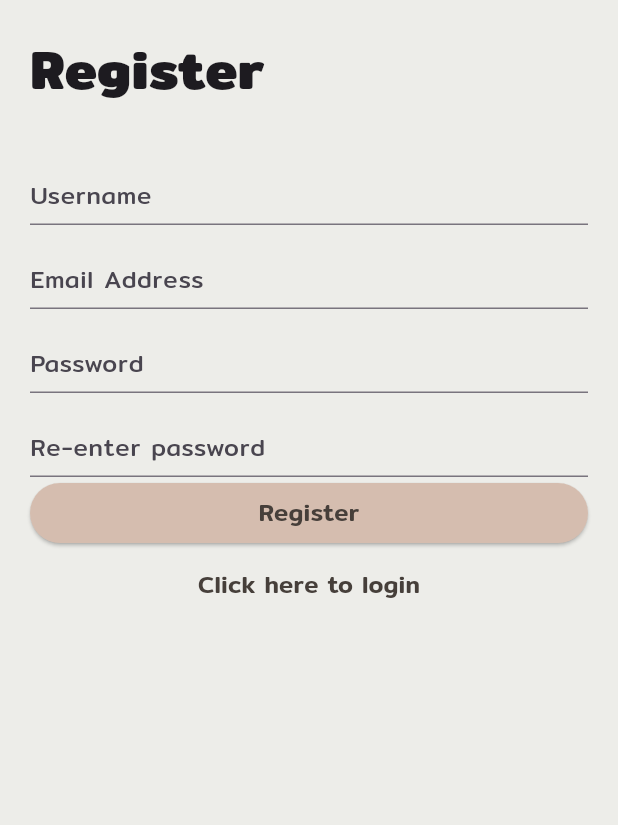
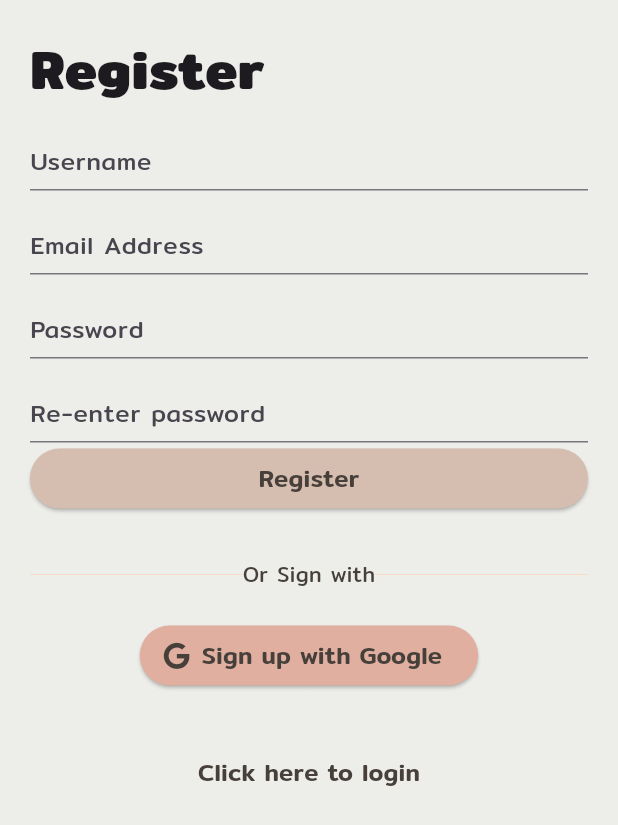
Before and after one commit to fishcantcode/am, a Flutter app: the screen it shows after launch, after a tap on "Click here to register", on a phone screen of 412 x 824 dp. Shown: the top 825 px of the screen. Run offline on Flutter 3.47's test engine with Material 3 defaults, Android fonts, the phone set to English and light mode, and no system bars; our stand-ins replace firebase_auth, firebase_core, font_awesome_flutter, google_sign_in; accounts and stored records are empty; network calls fail.

Commit message:
register and login fuction

```diff
--- a/lib/main.dart
+++ b/lib/main.dart
@@ -1,4 +1,5 @@
 import 'package:aaaaa/utils/colors.dart';
+import 'package:aaaaa/utils/global.dart';
 import 'package:flutter/material.dart';
 import 'widget/home_page.dart';
 import 'widget/login_page.dart';
@@ -25,6 +26,7 @@ class MyApp extends StatelessWidget {
   Widget build(BuildContext context) {
 
     return MaterialApp(
+        scaffoldMessengerKey: snackBarKey,
         debugShowCheckedModeBanner: false,
         theme: ThemeData(fontFamily: 'Mitr',
         scaffoldBackgroundColor: UtilColors.background),
--- a/lib/services/login_auth.dart
+++ b/lib/services/login_auth.dart
@@ -27,7 +27,7 @@ class loginAuth {
       if (e.code == 'invalid-credential'){
         errorMessage = 'Incorrect Password or Email';
       } else {
-        errorMessage = e.code;
+        errorMessage = 'Something went wrong';
       }
       final snackbar = SnackBar(
           backgroundColor: UtilColors.sColor,
--- a/lib/services/register_auth.dart
+++ b/lib/services/register_auth.dart
@@ -28,6 +28,8 @@ class registerAuth {
         errorMessage = 'Email Already In Use';
       } else if(e.code =='weak-password'){
         errorMessage = 'Password Is Too Weak';
+      } else{
+        errorMessage = 'Something went wrong';
       }
       final snackbar = SnackBar(
       backgroundColor: UtilColors.sColor,
--- /dev/null
+++ b/lib/utils/global.dart
@@ -0,0 +1,4 @@
+import 'package:flutter/material.dart';
+
+final GlobalKey<ScaffoldMessengerState> snackBarKey =
+GlobalKey<ScaffoldMessengerState>();
--- a/lib/widget/login_page.dart
+++ b/lib/widget/login_page.dart
@@ -1,7 +1,11 @@
 import 'package:aaaaa/widget/register_page.dart';
+import 'package:firebase_auth/firebase_auth.dart';
 import 'package:flutter/material.dart';
 import 'package:aaaaa/utils/colors.dart';
+import 'package:font_awesome_flutter/font_awesome_flutter.dart';
+import '../services/google_auth.dart';
 import '../views/login.dart';
+import 'home_page.dart';
 class LoginPage extends StatefulWidget {
   const LoginPage({super.key});
 
@@ -14,6 +18,7 @@ class _LoginPageState extends State<LoginPage> {
   @override
   Widget build(BuildContext context) {
     return Scaffold(
+      resizeToAvoidBottomInset: false,
       body:
       Padding(
           padding: const EdgeInsets.symmetric(
@@ -55,7 +60,57 @@ class _LoginPageState extends State<LoginPage> {
                       )
                   ),
                 )
-              ), Center(
+              ),
+              const SizedBox(height: 30), //space
+              Row(
+                children: [
+                  Expanded(child: Divider(
+                    thickness: 0.5,
+                    color: UtilColors.mColor,
+                    ),
+                  ),
+                  Text('Or Sign with',
+                  style:TextStyle(
+                      color: UtilColors.tColor,
+                    ),
+                  ),
+                  Expanded(child: Divider(
+                    thickness: 0.5,
+                    color: UtilColors.mColor,
+                    ),
+                  ),
+                ],
+              ),
+              const SizedBox(height: 20), //space
+              Center(child:
+              ElevatedButton.icon(style: ElevatedButton.styleFrom(
+                backgroundColor: UtilColors.sColor,
+                foregroundColor: UtilColors.tColor,
+              ),
+                onPressed: () async {
+                    User? user;
+                    user = await GoogleAuth().signInWithGoogle();
+                    if (user != null) {
+                      Navigator.pushReplacement(
+                          context,
+                          MaterialPageRoute<void>(
+                            builder: (BuildContext context) => const HomePage(),));
+                    } else {
+
+                    }
+                },
+                icon: FaIcon(FontAwesomeIcons.google, color: UtilColors.tColor),
+                label: Text('Sign up with Google',
+                  style: const TextStyle(
+                    fontFamily: 'Mitr',
+                    fontWeight: FontWeight.w500,
+                    fontSize: 16,
+                  ),
+                ),
+              ),
+              ),
+              const SizedBox(height: 30), //space
+              Center(
                   child: TextButton(
                     onPressed: (){
                       Navigator.push(context, MaterialPageRoute(builder: (context) => RegisterPage()),
--- a/lib/widget/register_page.dart
+++ b/lib/widget/register_page.dart
@@ -1,5 +1,9 @@
+import 'package:aaaaa/widget/home_page.dart';
+import 'package:firebase_auth/firebase_auth.dart';
 import 'package:flutter/material.dart';
 import 'package:aaaaa/utils/colors.dart';
+import 'package:font_awesome_flutter/font_awesome_flutter.dart';
+import '../services/google_auth.dart';
 import '../views/register.dart';
 import 'login_page.dart';
 class RegisterPage extends StatefulWidget {
@@ -14,6 +18,7 @@ class _RegisterPageState extends State<RegisterPage> {
   @override
   Widget build(BuildContext context) {
     return Scaffold(
+      resizeToAvoidBottomInset: false,
       body:
       Padding(
         padding: const EdgeInsets.symmetric(
@@ -32,16 +37,57 @@ class _RegisterPageState extends State<RegisterPage> {
                 fontSize: 36,
               ),
             ),
-            Text(
-              '',
-              style: const TextStyle(
-                  fontFamily: 'Mitr',
-                  fontWeight: FontWeight.w500,
-                  fontSize: 16,
-                  color: UtilColors.tColor
+            RegisterLoginPage(),
+
+            const SizedBox(height: 30), //space
+            Row(
+              children: [
+                Expanded(child: Divider(
+                  thickness: 0.5,
+                  color: UtilColors.mColor,
+                ),
+                ),
+                Text('Or Sign with',
+                  style:TextStyle(
+                    color: UtilColors.tColor,
+                  ),
+                ),
+                Expanded(child: Divider(
+                  thickness: 0.5,
+                  color: UtilColors.mColor,
+                ),
+                ),
+              ],
+            ),
+            const SizedBox(height: 20), //space
+            Center(child:
+            ElevatedButton.icon(style: ElevatedButton.styleFrom(
+                  backgroundColor: UtilColors.sColor,
+                  foregroundColor: UtilColors.tColor,
+              ),
+                  onPressed:() async {
+                    User? user;
+                    user = await GoogleAuth().signInWithGoogle();
+                    if (user != null) {
+                      Navigator.pushReplacement(
+                          context,
+                          MaterialPageRoute<void>(
+                            builder: (BuildContext context) => const HomePage(),));
+                    } else {
+
+                    }
+                  },
+                  icon: FaIcon(FontAwesomeIcons.google, color: UtilColors.tColor),
+                  label: Text('Sign up with Google',
+                  style: const TextStyle(
+                    fontFamily: 'Mitr',
+                    fontWeight: FontWeight.w500,
+                    fontSize: 16,
+                  ),
+                ),
               ),
             ),
-            RegisterLoginPage(),
+            const SizedBox(height: 30), //spkeyace
             Center(
                 child: TextButton(
                   onPressed: (){
--- a/pubspec.yaml
+++ b/pubspec.yaml
@@ -38,6 +38,7 @@ dependencies:
   firebase_core: ^3.10.1
   firebase_auth: ^5.4.1
   google_sign_in: ^6.2.2
+  font_awesome_flutter: ^10.8.0
 
 dev_dependencies:
   flutter_test:
```
Also changed, not shown: lib/services/google_auth.dart (added, +45 -0 lines), lib/views/login.dart (+0 -12 lines), lib/views/register.dart (+0 -12 lines), pubspec.lock, 3 other files.
